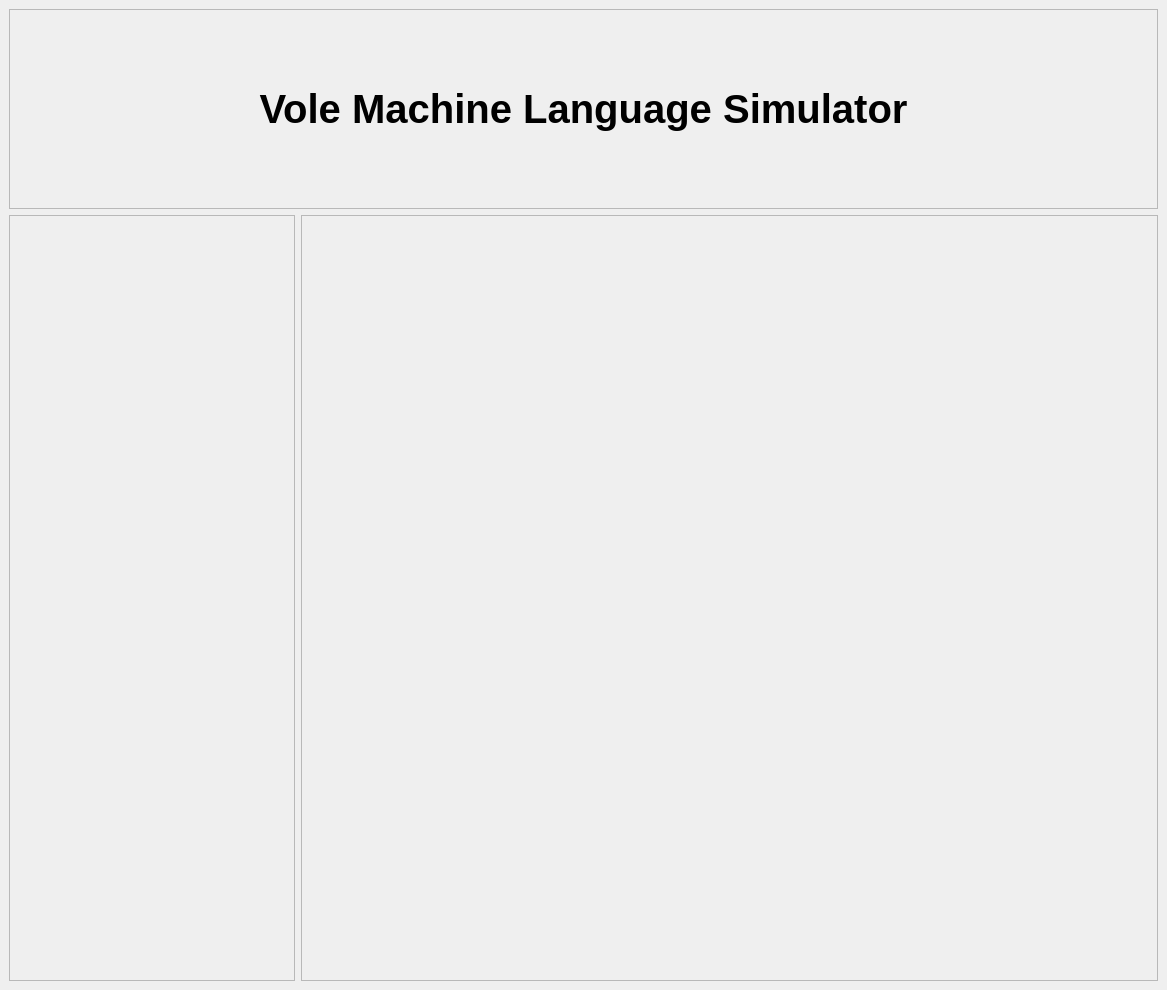
This is mainwindow.ui in Mohammed-3tef/Vole_Machine_Language_Simulator_GUI as Qt 5 draws it before an edit. The edited form follows.
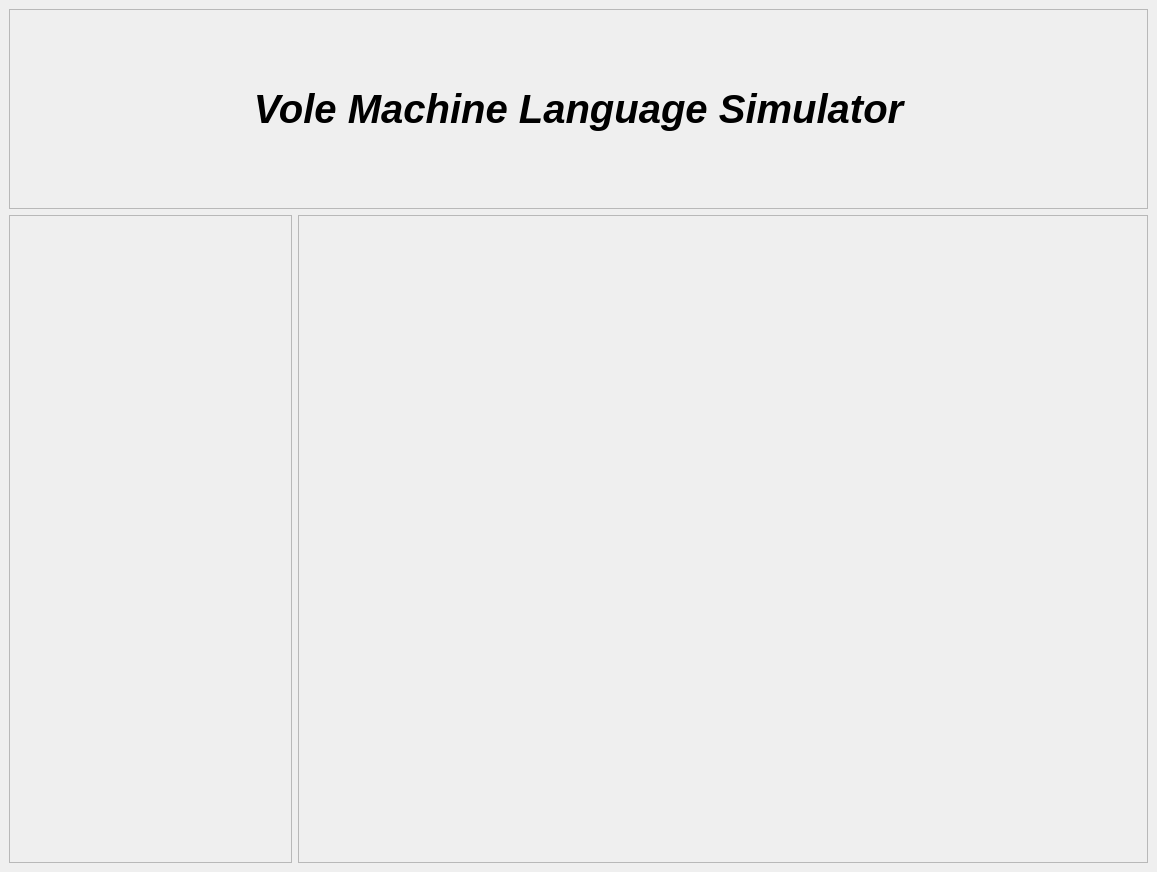
This is the edited form.

Diff of the .ui file:
```diff
--- a/mainwindow.ui
+++ b/mainwindow.ui
@@ -6,8 +6,8 @@
    <rect>
     <x>0</x>
     <y>0</y>
-    <width>1167</width>
-    <height>990</height>
+    <width>1157</width>
+    <height>872</height>
    </rect>
   </property>
   <property name="windowTitle">
@@ -35,6 +35,7 @@
          <property name="font">
           <font>
            <pointsize>30</pointsize>
+           <italic>true</italic>
            <bold>true</bold>
           </font>
          </property>
```
